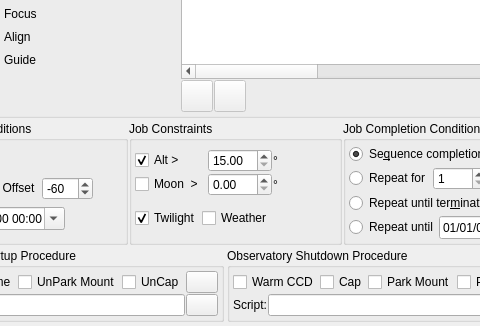
First picture: the form in kstars/ekos/scheduler/scheduler.ui, repository KDE/kstars, before the edit; both pictures show x 93 to 573 and y 196 to 522 of the 677 by 522 pixel window.
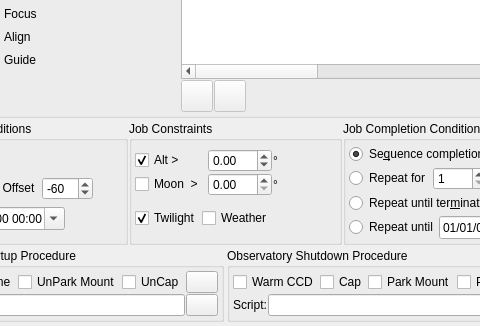
Second picture: the form after the edit. Custom widgets are drawn as their Qt base class.

Commit message:
Fix altitude restriction log and allow restriction down to -15 degrees
Summary:
Fix Scheduler log for altitude restriction.
Lower minimum altitude restriction from 15 degrees to -15 degrees.

Test Plan:
Make a schedule job trig the restriction and observe the correctness of the log in the Scheduler console.
Configure a restriction down to -15 degrees and observe as Scheduler properly honors the limit.

Reviewers: mutlaqja, wreissenberger

Reviewed By: mutlaqja, wreissenberger

Subscribers: kde-edu

Tags: #kde_edu

The edit to the form file:
```diff
--- a/kstars/ekos/scheduler/scheduler.ui
+++ b/kstars/ekos/scheduler/scheduler.ui
@@ -1036,7 +1036,7 @@
           <item row="0" column="1">
            <widget class="QDoubleSpinBox" name="minAltitude">
             <property name="minimum">
-             <double>15.000000000000000</double>
+             <double>-15.000000000000000</double>
             </property>
             <property name="maximum">
              <double>89.900000000000006</double>
```
The commit also changes 1 other file.
